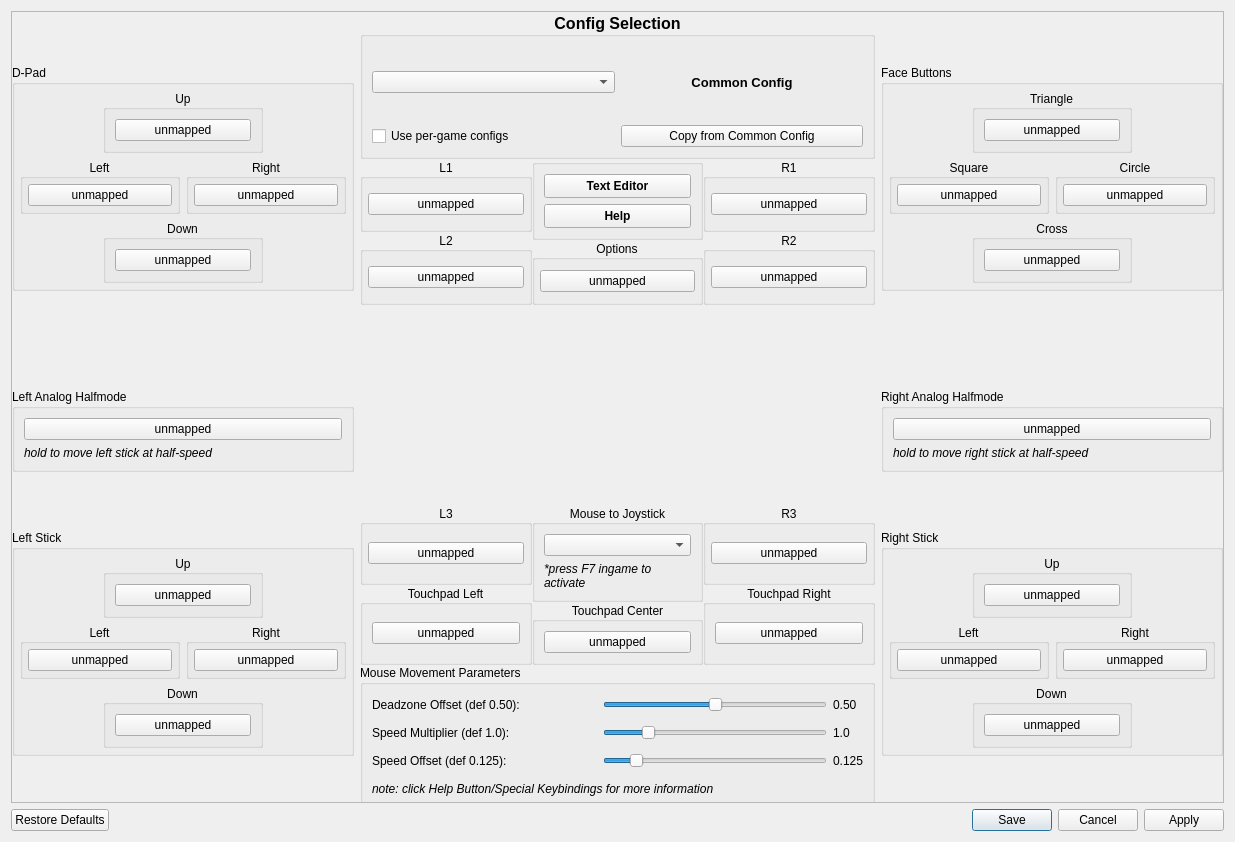
Above: src/qt_gui/kbm_gui.ui from diegolix29/shadPS4 before the change. Below: the same form after it.
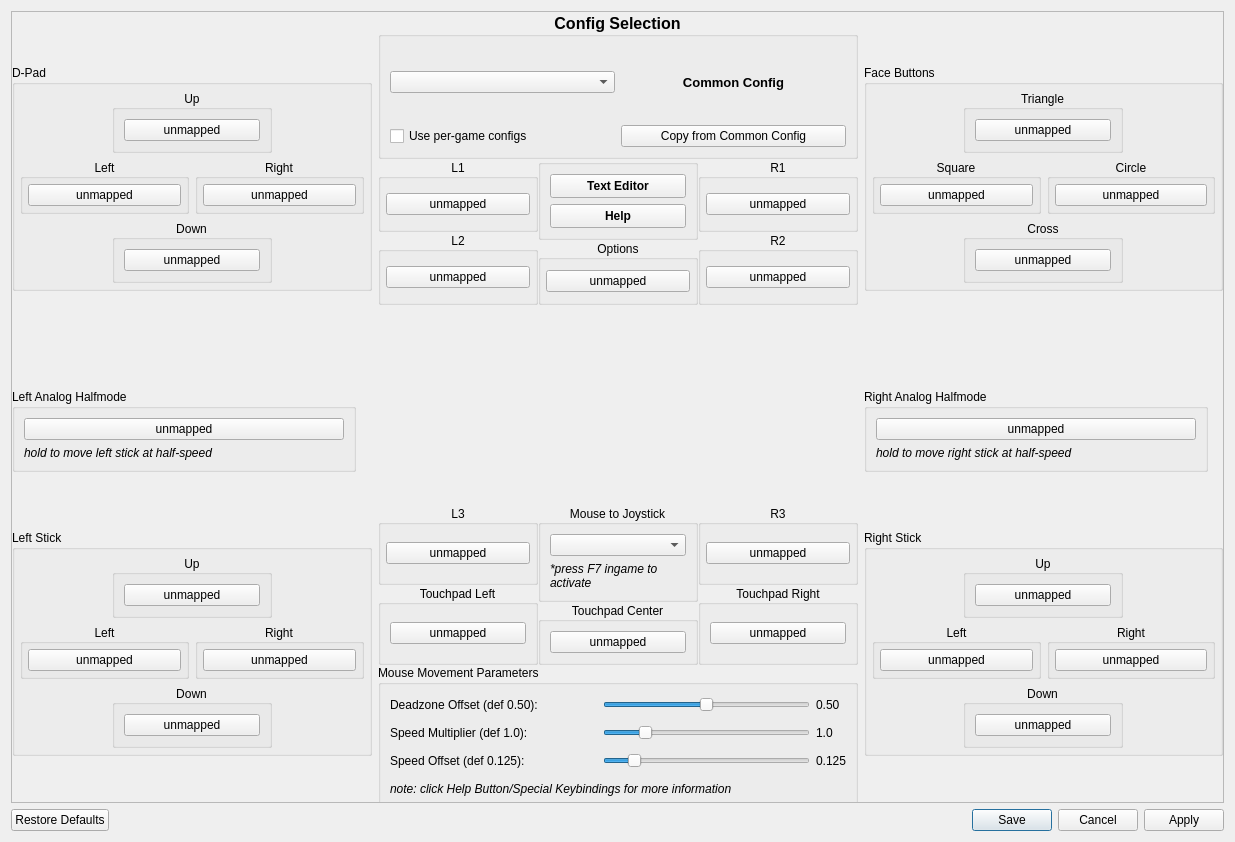
That is the form after the change. Icons and pictures are not drawn.

Diff of the .ui file:
```diff
--- a/src/qt_gui/kbm_gui.ui
+++ b/src/qt_gui/kbm_gui.ui
@@ -69,7 +69,7 @@
              <bool>true</bool>
             </property>
             <property name="sizePolicy">
-             <sizepolicy hsizetype="Fixed" vsizetype="Fixed">
+             <sizepolicy hsizetype="Expanding" vsizetype="Fixed">
               <horstretch>0</horstretch>
               <verstretch>0</verstretch>
              </sizepolicy>
@@ -312,7 +312,7 @@
           <item>
            <widget class="QGroupBox" name="LeftStickDeadZoneGB">
             <property name="sizePolicy">
-             <sizepolicy hsizetype="Fixed" vsizetype="Fixed">
+             <sizepolicy hsizetype="Expanding" vsizetype="Fixed">
               <horstretch>0</horstretch>
               <verstretch>0</verstretch>
              </sizepolicy>
@@ -355,7 +355,7 @@
           <item>
            <widget class="QGroupBox" name="gb_left_stick">
             <property name="sizePolicy">
-             <sizepolicy hsizetype="Fixed" vsizetype="Fixed">
+             <sizepolicy hsizetype="Expanding" vsizetype="Fixed">
               <horstretch>0</horstretch>
               <verstretch>0</verstretch>
              </sizepolicy>
@@ -1582,7 +1582,7 @@
           <item>
            <widget class="QGroupBox" name="gb_face_buttons">
             <property name="sizePolicy">
-             <sizepolicy hsizetype="Fixed" vsizetype="Fixed">
+             <sizepolicy hsizetype="Expanding" vsizetype="Fixed">
               <horstretch>0</horstretch>
               <verstretch>0</verstretch>
              </sizepolicy>
@@ -1819,7 +1819,7 @@
           <item>
            <widget class="QGroupBox" name="RightStickDeadZoneGB">
             <property name="sizePolicy">
-             <sizepolicy hsizetype="Preferred" vsizetype="Fixed">
+             <sizepolicy hsizetype="Expanding" vsizetype="Fixed">
               <horstretch>0</horstretch>
               <verstretch>0</verstretch>
              </sizepolicy>
@@ -1862,7 +1862,7 @@
           <item>
            <widget class="QGroupBox" name="gb_right_stick">
             <property name="sizePolicy">
-             <sizepolicy hsizetype="Fixed" vsizetype="Fixed">
+             <sizepolicy hsizetype="Expanding" vsizetype="Fixed">
               <horstretch>0</horstretch>
               <verstretch>0</verstretch>
              </sizepolicy>
```
